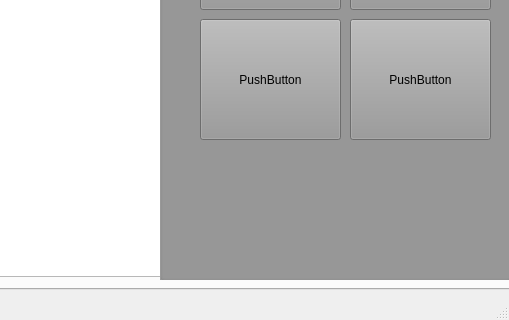
Before: the Qt Designer form Library.ui in Midnight1938/Library-Management-System, drawn with Qt 5; both pictures show x 600 to 1109 and y 241 to 561 of the 1109 by 561 pixel window.
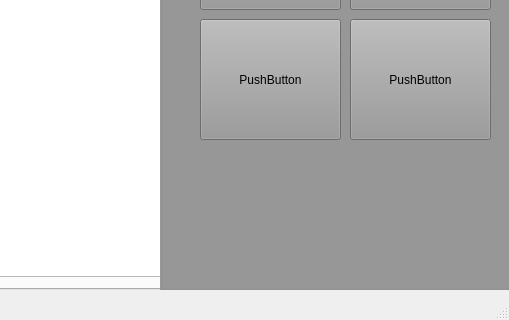
After: the same form once the commit is applied. Icons and pictures are not drawn.

Commit message: Theme tab stupid

```diff
--- a/Library.ui
+++ b/Library.ui
@@ -1468,7 +1468,7 @@
       <x>760</x>
       <y>0</y>
       <width>351</width>
-      <height>521</height>
+      <height>531</height>
      </rect>
     </property>
     <property name="styleSheet">
```
